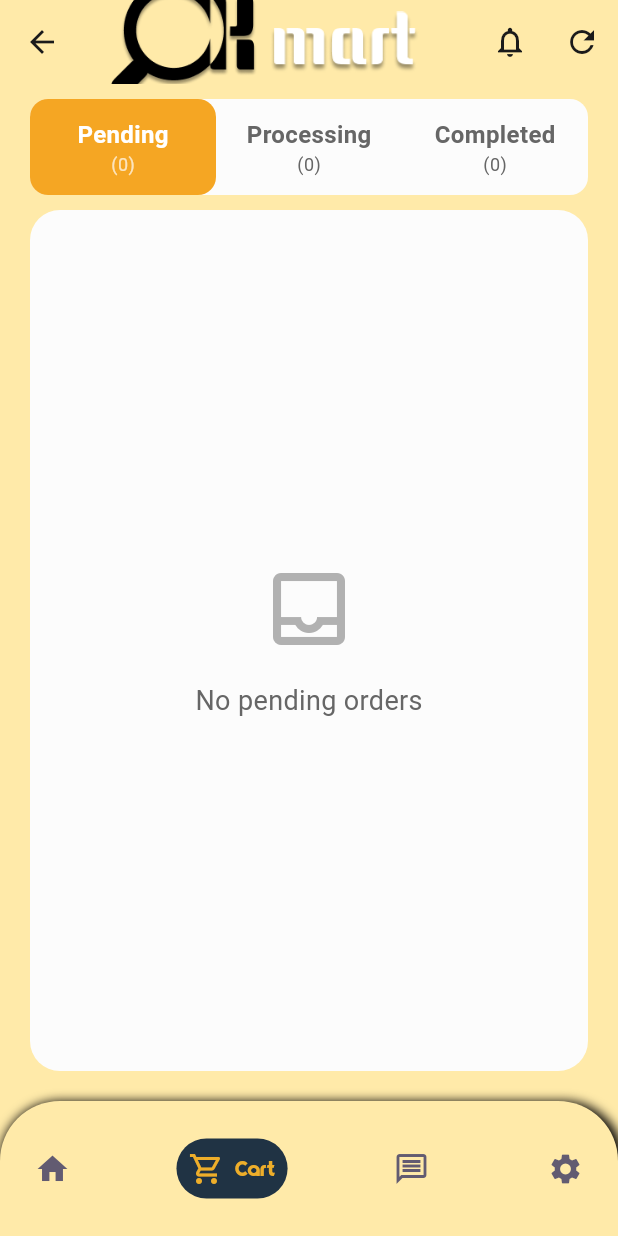
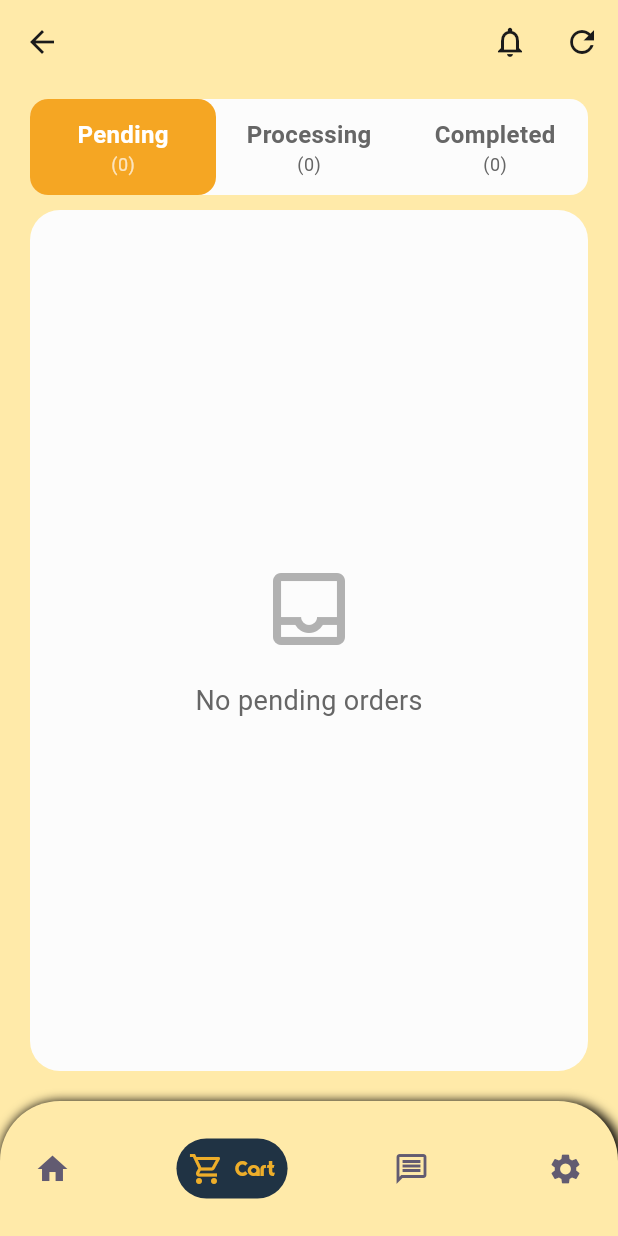
Before and after one commit to Mukian-Mayan/Kampus_Mart-, a Flutter app: the SellerOrderManagementScreen screen opened directly, on a phone screen of 412 x 824 dp. Run offline on Flutter 3.47's test engine with Material 3 defaults, Android fonts, the phone set to English and light mode, and no system bars; drawn by our look-alikes of google_nav_bar; our stand-ins replace cloud_firestore, cloud_functions, firebase_auth, firebase_core, firebase_messaging, firebase_storage and 4 more; accounts and stored records are empty; project files that could hold a hidden picture were left out.

```diff
--- a/lib/screens/order_management.dart
+++ b/lib/screens/order_management.dart
@@ -121,7 +121,7 @@ class _SellerOrderManagementScreenState extends State<SellerOrderManagementScree
       ),
       backgroundColor: AppTheme.tertiaryOrange,
       appBar: AppBar(
-        title: const LogoWidget(),
+        //title: const LogoWidget(),
         backgroundColor: AppTheme.tertiaryOrange,
         elevation: 0,
         leading: IconButton(
```
